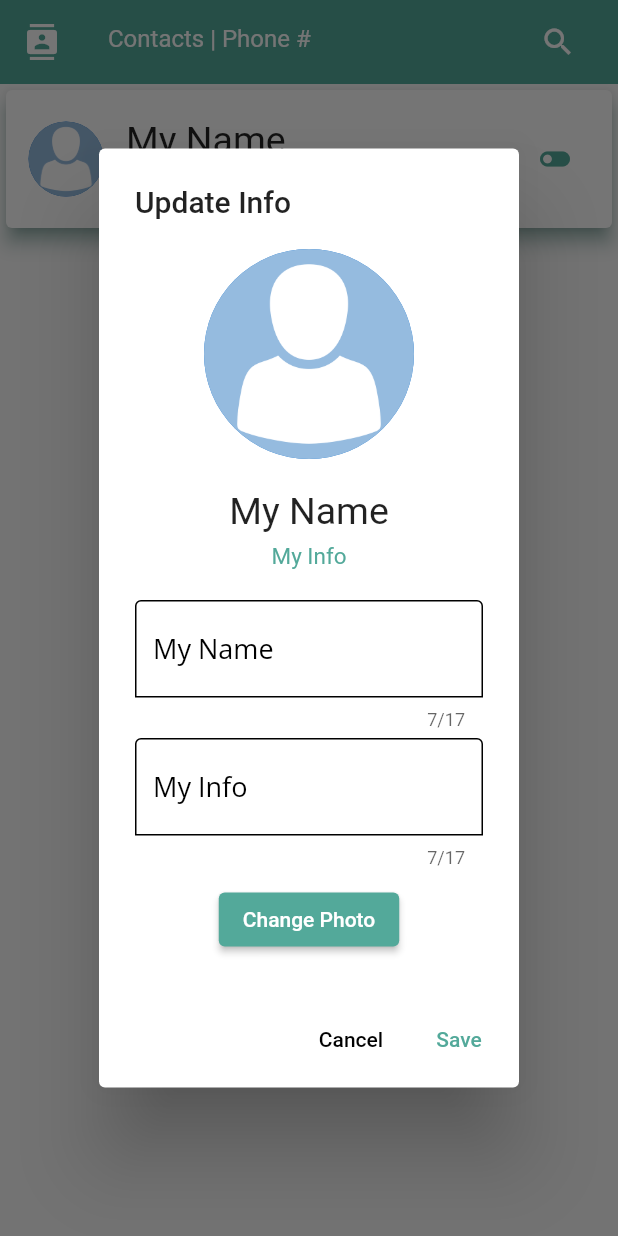
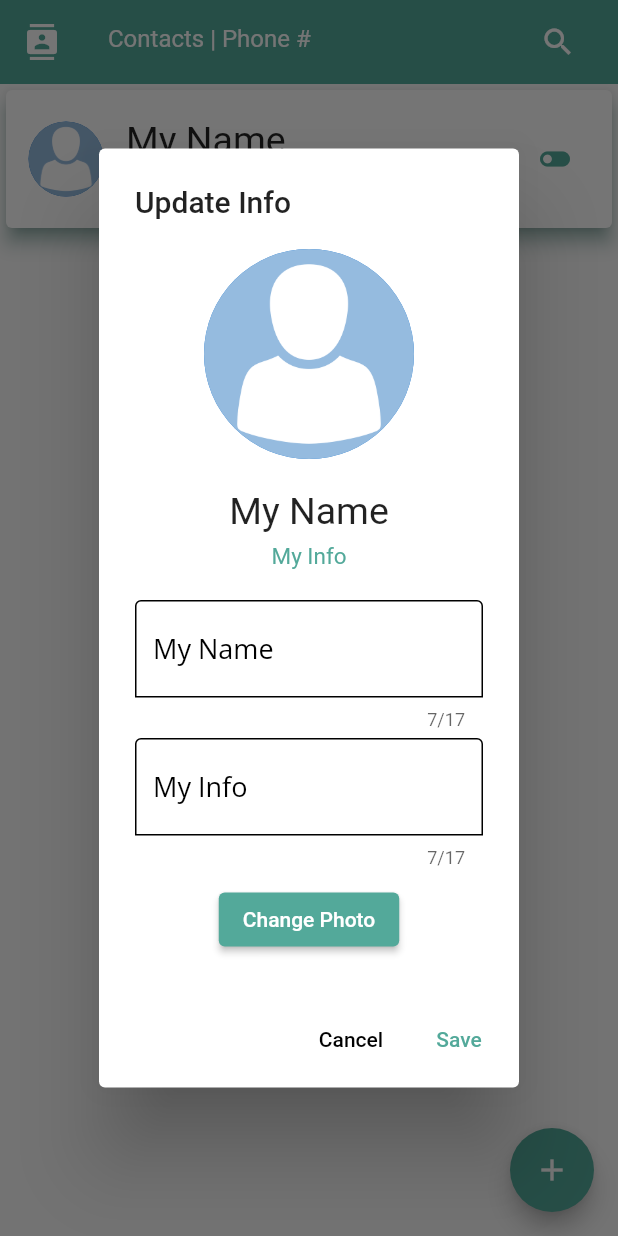
Before and after one commit to BrianJr03/myContacts, a Flutter app: the screen it shows after launch, after a tap on "My Name", on a phone screen of 412 x 824 dp. Run offline on Flutter 3.47's test engine with Material 2 defaults, Android fonts, the light colour scheme and no system bars; our stand-ins replace auto_size_text, flutter_contacts, fluttertoast, grouped_list, image_picker, shared_preferences; missing offline and left inert: flutter_phone_direct_caller.

Commit message:
adds FAB

```diff
--- a/contacts_screen/lib/pages/contacts_page.dart
+++ b/contacts_screen/lib/pages/contacts_page.dart
@@ -1,4 +1,6 @@
 import 'dart:io';
+import 'package:flutter/rendering.dart';
+
 import '/util/toast.dart';
 import '/util/dialer.dart';
 import '/util/dialog.dart';
@@ -55,6 +57,8 @@ class _ContactsPageState extends State<ContactsPage> {
   bool _isDialerShown = false;
 
   bool isThemeChanged = false;
+
+  bool isFabVisible = true;
 
   String theme = "blue";
 
@@ -433,7 +437,23 @@ class _ContactsPageState extends State<ContactsPage> {
     return GestureDetector(
         onTap: () => FocusManager.instance.primaryFocus?.unfocus(),
         child: Scaffold(
-            body: Center(
+            floatingActionButton: isFabVisible
+                ? FloatingActionButton(
+                    onPressed: () {},
+                    backgroundColor: ColorsPlus.secondaryColor,
+                    child: const Icon(Icons.add),
+                  )
+                : null,
+            body: NotificationListener<UserScrollNotification>(
+              onNotification: (n) {
+                if (n.direction == ScrollDirection.forward) {
+                  if (!isFabVisible) setState(() => isFabVisible = true);
+                } else if (n.direction == ScrollDirection.reverse) {
+                  if (isFabVisible) setState(() => isFabVisible = false);
+                }
+                return true;
+              },
+              child: Center(
                   child: CustomScrollView(
                 slivers: [
                   SliverAppBar(
@@ -443,8 +463,8 @@ class _ContactsPageState extends State<ContactsPage> {
                           onTap: () {
                             isThemeChanged = !isThemeChanged;
                             if (isThemeChanged) {
-                        setState(() =>
-                            ColorsPlus.setSecondaryColor = Colors.pink[300]!);
+                              setState(() => ColorsPlus.setSecondaryColor =
+                                  Colors.pink[300]!);
                               _saveTheme('pink');
                             } else {
                               setState(() => ColorsPlus.setSecondaryColor =
@@ -464,8 +484,8 @@ class _ContactsPageState extends State<ContactsPage> {
                           border: InputBorder.none,
                           hintText: "Contacts | Phone #",
                           hintStyle: TextStyle(color: ColorsPlus.primaryColor),
-                    suffixIcon:
-                        Icon(Icons.search, color: ColorsPlus.primaryColor),
+                          suffixIcon: Icon(Icons.search,
+                              color: ColorsPlus.primaryColor),
                         ),
                       )),
                   _myContactCard(),
@@ -474,8 +494,10 @@ class _ContactsPageState extends State<ContactsPage> {
                         contr: _searchBarContr, context: context),
                   _contacts.isNotEmpty
                       ? _contactList(_contacts)
-                : _noMatchingContactsMSG(numToContact: _searchBarContr.text)
+                      : _noMatchingContactsMSG(
+                          numToContact: _searchBarContr.text)
                 ],
-        ))));
+              )),
+            )));
   }
 }
```
Lines whose indentation alone changed are shown as unchanged.
